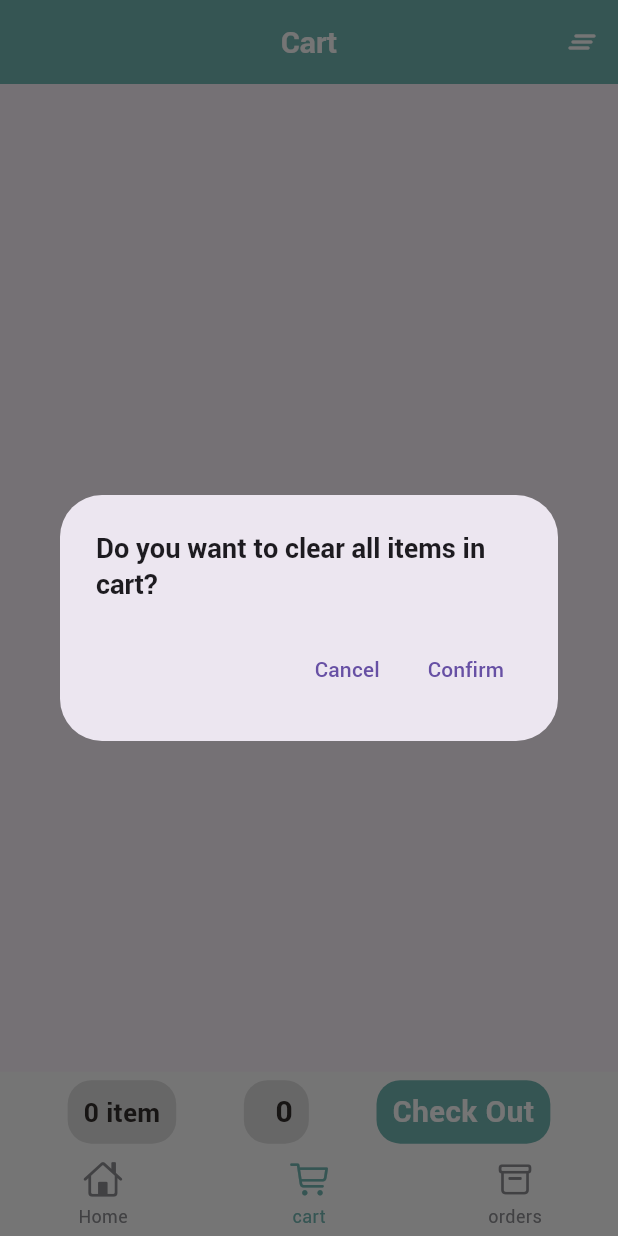
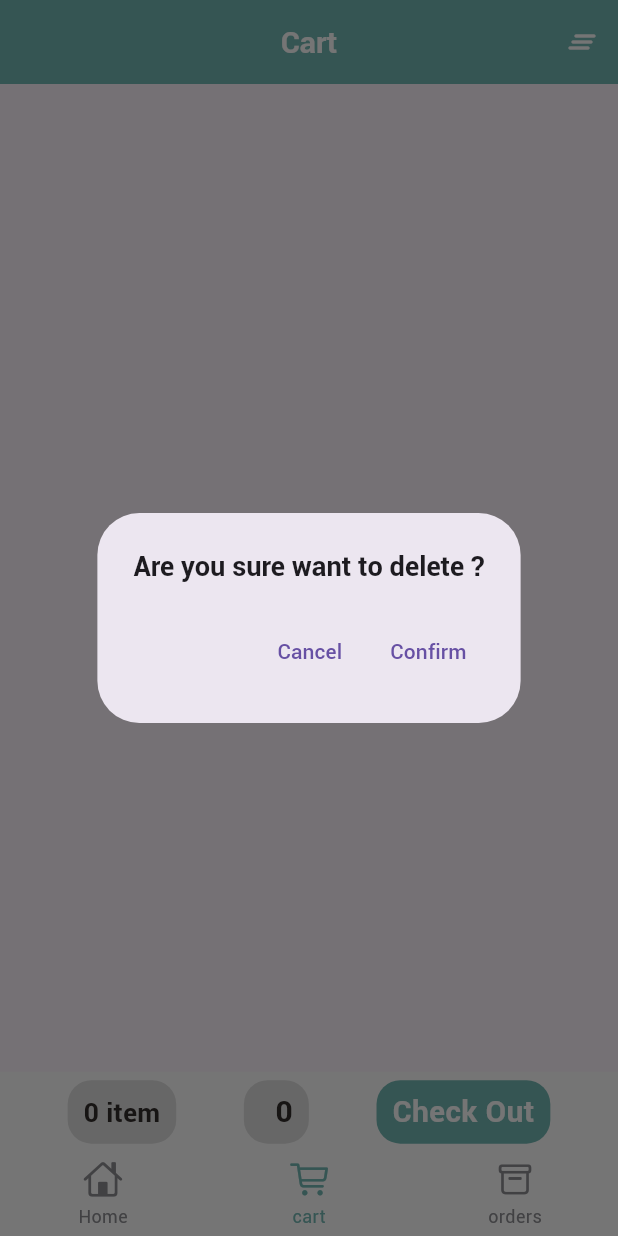
Before and after one commit to shadu-rz/Flavofleet, a Flutter app: the screen it shows once a user with an empty profile is signed in, item 2 of the bottom bar chosen, after a tap on the "clear all" icon, on a phone screen of 412 x 824 dp. Run offline on Flutter 3.47's test engine with Material 2 defaults, Android fonts, the phone set to English and light mode, and no system bars; drawn by our look-alikes of persistent_bottom_nav_bar; our stand-ins replace cloud_firestore, firebase_auth, firebase_core, firebase_storage, get, google_sign_in; missing offline and left inert: flutter_stripe; accounts and stored records are empty; network calls fail.

Commit message:
bug fixed in cart clear updating ui

```diff
--- a/lib/Pages/Cart/cart_page.dart
+++ b/lib/Pages/Cart/cart_page.dart
@@ -18,7 +18,6 @@ class CartPage extends StatelessWidget {
 
   @override
   Widget build(BuildContext context) {
-    firebase.getCartDetails();
     return Scaffold(
       appBar: AppBar(
         foregroundColor: Colors.white,
@@ -28,12 +27,12 @@ class CartPage extends StatelessWidget {
         actions: [
           IconButton(
               onPressed: () async {
-                return showDialog(
+                await showDialog(
                     context: context,
                     builder: (BuildContext context) {
                       return AlertDialog(
                         title: Text(
-                          'Do you want to clear all items in cart?',
+                          'Are you sure want to delete ?',
                           style: TextStyle(
                             fontSize: Dimensions.font20 - 3,
                             fontWeight: FontWeight.bold,
@@ -42,16 +41,15 @@ class CartPage extends StatelessWidget {
                         actions: [
                           TextButton(
                             child: const Text('Cancel'),
-                            onPressed: ()async{
+                            onPressed: () {
                               Navigator.of(context).pop();
-                              await FirebaseMethods().getCartDetails();
                             },
                           ),
                           TextButton(
                             child: const Text('Confirm'),
                             onPressed: () async {
-                              FirebaseMethods().clearCart();
-                              FirebaseMethods().getCartDetails();
+                              await firebase.clearCart();
+                              await firebase.getCartDetails();
                               showCustomSnackBar('All items cleared',
                                   title: 'success',
                                   color: Colors.green,
@@ -130,3 +128,47 @@ class CartPage extends StatelessWidget {
     );
   }
 }
+
+
+
+
+
+
+
+
+
+
+// return showDialog(
+//                     context: context,
+//                     builder: (BuildContext context) {
+//                       return AlertDialog(
+//                         title: Text(
+//                           'Do you want to clear all items in cart?',
+//                           style: TextStyle(
+//                             fontSize: Dimensions.font20 - 3,
+//                             fontWeight: FontWeight.bold,
+//                           ),
+//                         ),
+//                         actions: [
+//                           TextButton(
+//                             child: const Text('Cancel'),
+//                             onPressed: ()async{
+//                               Navigator.of(context).pop();
+//                               await FirebaseMethods().getCartDetails();
+//                             },
+//                           ),
+//                           TextButton(
+//                             child: const Text('Confirm'),
+//                             onPressed: () async {
+//                              await FirebaseMethods().clearCart();
+//                              await FirebaseMethods().getCartDetails();
+//                               showCustomSnackBar('All items cleared',
+//                                   title: 'success',
+//                                   color: Colors.green,
+//                                   position: SnackPosition.TOP);
+//                               navigator!.pop();
+//                             },
+//                           ),
+//                         ],
+//                       );
+//                     });
--- a/lib/Pages/Home/main_food_page.dart
+++ b/lib/Pages/Home/main_food_page.dart
@@ -1,4 +1,4 @@
-import 'package:flavour_fleet_main/Widgets/Utils/diamensions.dart';
+
 import 'package:flavour_fleet_main/Widgets/home_screen_appbar.dart';
 import 'package:flutter/material.dart';
 
--- a/lib/Pages/accounts/account_page.dart
+++ b/lib/Pages/accounts/account_page.dart
@@ -7,6 +7,7 @@ import 'package:flavour_fleet_main/Widgets/Utils/diamensions.dart';
 import 'package:flavour_fleet_main/Widgets/account_widget.dart';
 import 'package:flavour_fleet_main/Widgets/app_icon.dart';
 import 'package:flavour_fleet_main/Widgets/big_text.dart';
+import 'package:flavour_fleet_main/Widgets/small_text.dart';
 import 'package:flavour_fleet_main/firebase/usercontroller.dart';
 import 'package:flutter/material.dart';
 import 'package:get/get.dart';
@@ -245,6 +246,9 @@ class _AccountPageState extends State<AccountPage> {
                                 ),
                               ),
                             ),
+                            const Spacer(),
+                            SmallText(text: 'FlavorFleet   v1.0'),
+                             SizedBox(height: Dimensions.height20)
                           ],
                         ),
                       )
--- a/lib/Pages/payment/select_payment_method.dart
+++ b/lib/Pages/payment/select_payment_method.dart
@@ -198,7 +198,7 @@ class _PaymentMethodSelectState extends State<PaymentMethodSelect> {
         ));
         await displayPaymentSheet();
 
-        Navigator.of(context).push(MaterialPageRoute(
+        navigator!.push(MaterialPageRoute(
         builder: (context) => PlaceOrder(
           isCart: widget.isCart,
           productSnap: widget.productSnap!,
--- a/lib/Widgets/cart_list_widget.dart
+++ b/lib/Widgets/cart_list_widget.dart
@@ -13,7 +13,10 @@ class CartListWidget extends StatelessWidget {
   Map<String, dynamic> snap;
   final FirebaseMethods firebase = Get.put(FirebaseMethods());
   final CartController countController = Get.put(CartController());
-  CartListWidget({super.key, required this.snap});
+  CartListWidget({
+    super.key,
+    required this.snap,
+  });
 
   @override
   Widget build(BuildContext context) {
--- a/lib/Widgets/home_screen_appbar.dart
+++ b/lib/Widgets/home_screen_appbar.dart
@@ -35,10 +35,10 @@ class HomeScreenAppBar extends StatelessWidget {
               width: Dimensions.screenWidth / 10,
               decoration: BoxDecoration(
                   borderRadius: BorderRadius.circular(10),
-                  color: AppColors.mainColor),
+                  color: Colors.black),  //change color to main color
               child: const Icon(
                 Icons.favorite,
-                color: Colors.white,
+                color: Colors.black, //change color to main color
               ),
             ),
           ),
@@ -96,10 +96,10 @@ class HomeScreenAppBar extends StatelessWidget {
                     }
 
                     return CircleAvatar(
-                      radius: 25,
+                      radius: 24,
                       child: CircleAvatar(
                         backgroundColor: AppColors.mainColor,
-                        radius: 23,
+                        radius: 22,
                         backgroundImage: NetworkImage(
                           snapshot.data!['image'].isEmpty
                               ? 'https://cdn.pixabay.com/photo/2015/03/04/22/35/avatar-659651_960_720.png'
--- a/lib/Widgets/show_custom_snackbar.dart
+++ b/lib/Widgets/show_custom_snackbar.dart
@@ -25,7 +25,7 @@ void showCustomSnackBar(
     ),
     messageText: Text(
       message,
-      style: const TextStyle(color: Colors.white),
+      style: const TextStyle(color: Colors.white,fontWeight: FontWeight.bold),
     ),
     colorText: Colors.white,
     snackPosition: position,
--- a/lib/firebase/firebase_methods.dart
+++ b/lib/firebase/firebase_methods.dart
@@ -224,7 +224,7 @@ class FirebaseMethods extends GetxController {
         destinationCollectionRef.doc(id).set(order.toJson());
       }
       showCustomSnackBar('Successfull',
-          title: 'Order', color: Colors.green, position: SnackPosition.BOTTOM);
+          title: 'Order', color: Colors.green, position: SnackPosition.TOP);
     } catch (e) {
       log(e.toString());
     }
```
Also changed, not shown: lib/Widgets/bottom_nav_cart.dart (+16 -9 lines), lib/firebase/auth/sign_in_with_email_and_pass.dart (+9 -5 lines).
